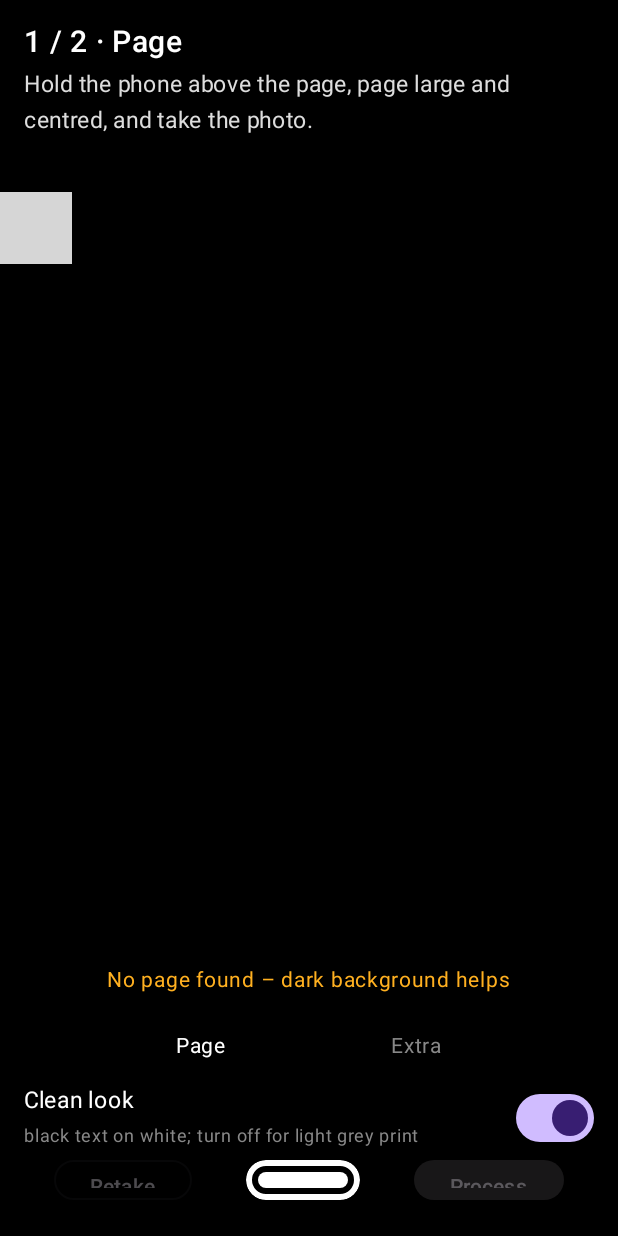
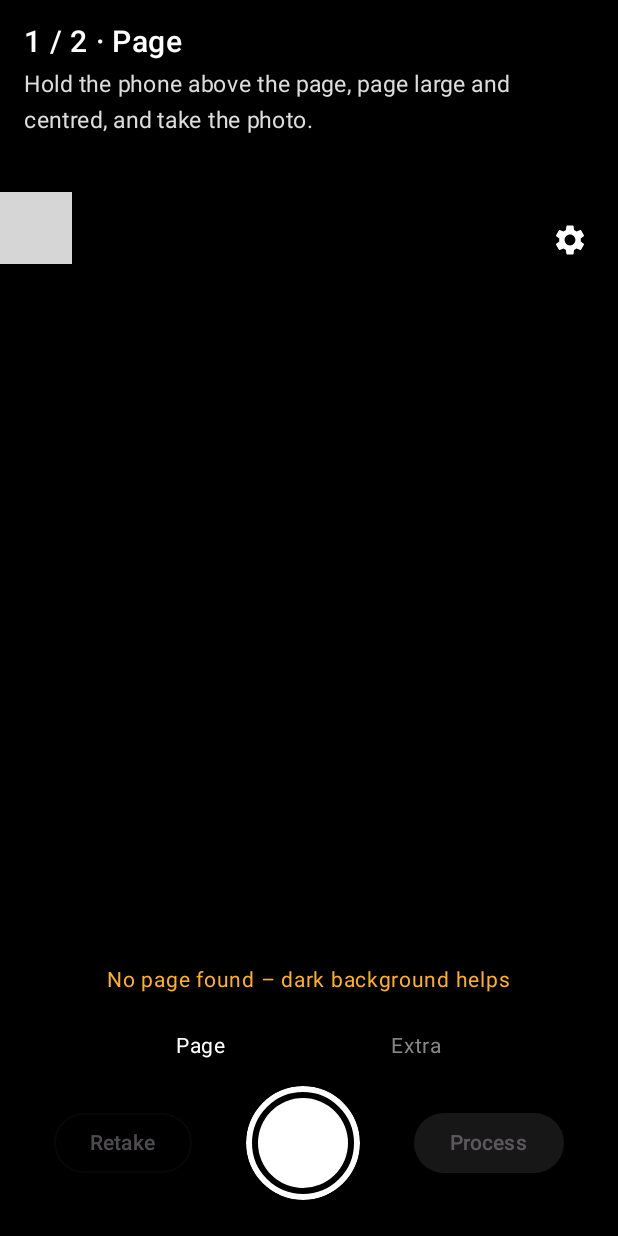
Before and after one commit to mastercake10/Unfold, an Android app built with Jetpack Compose: the screen it shows after launch (MainActivity), on a phone screen of 412 x 824 dp. Run offline under Robolectric (Android 15) with nearby library versions, the phone set to English and light mode, and no system bars; libraries missing offline, so code that uses them is left out: androidx.camera.camera2, androidx.camera.core, androidx.camera.lifecycle, androidx.camera.view; 7 statements that could not run were skipped; grey boxes are pictures that could not be loaded.

Commit message:
App: move the clean look switch into a settings dialog
Gear button on the camera preview opens Settings; the camera screen layout is
back to before the switch.

Co-Authored-By: Claude Opus 5.5 <noreply@anthropic.com>

```diff
--- a/android/app/src/main/java/de/spaceio/docscan/CaptureScreen.kt
+++ b/android/app/src/main/java/de/spaceio/docscan/CaptureScreen.kt
@@ -21,7 +21,10 @@ import androidx.compose.foundation.shape.CircleShape
 import androidx.compose.foundation.shape.RoundedCornerShape
 import androidx.compose.material3.Button
 import androidx.compose.material3.OutlinedButton
-import androidx.compose.material3.Switch
+import androidx.compose.material.icons.Icons
+import androidx.compose.material.icons.filled.Settings
+import androidx.compose.material3.Icon
+import androidx.compose.material3.IconButton
 import androidx.compose.material3.Text
 import androidx.compose.runtime.Composable
 import androidx.compose.runtime.DisposableEffect
@@ -65,6 +68,8 @@ fun CaptureScreen(model: ScanModel) {
     val rig = remember { CameraRig(context) }
     var quad by remember { mutableStateOf<FloatArray?>(null) }
     var busy by remember { mutableStateOf(false) }
+    var settings by remember { mutableStateOf(false) }
+    if (settings) SettingsDialog(model) { settings = false }
     val previewView = remember {
         PreviewView(context).apply { scaleType = PreviewView.ScaleType.FILL_CENTER }
     }
@@ -114,6 +119,12 @@ fun CaptureScreen(model: ScanModel) {
                 modifier = Modifier.align(Alignment.BottomCenter).padding(8.dp)
                     .background(Color(0x99000000), RoundedCornerShape(6.dp)).padding(8.dp, 4.dp),
             )
+            IconButton(
+                onClick = { settings = true }, enabled = !busy,
+                modifier = Modifier.align(Alignment.TopEnd).padding(8.dp).background(Color(0x99000000), CircleShape),
+            ) {
+                Icon(Icons.Filled.Settings, contentDescription = "Settings", tint = Color.White)
+            }
         }
         Row(Modifier.fillMaxWidth().padding(8.dp), horizontalArrangement = Arrangement.SpaceEvenly) {
             STEPS.forEachIndexed { i, (name, _) ->
@@ -142,16 +153,6 @@ fun CaptureScreen(model: ScanModel) {
         }
         Spacer(Modifier.weight(1f))
         Row(
-            Modifier.fillMaxWidth().padding(horizontal = 16.dp, vertical = 4.dp),
-            verticalAlignment = Alignment.CenterVertically,
-        ) {
-            Column(Modifier.weight(1f)) {
-                Text("Clean look", color = Color.White, fontSize = 15.sp)
-                Text("black text on white; turn off for light grey print", color = Color.Gray, fontSize = 12.sp)
-            }
-            Switch(checked = model.docTone, onCheckedChange = { model.changeDocTone(it) })
-        }
-        Row(
             Modifier.fillMaxWidth().padding(bottom = 24.dp),
             horizontalArrangement = Arrangement.SpaceEvenly, verticalAlignment = Alignment.CenterVertically,
         ) {
```
Also changed, not shown: android/app/src/main/java/de/spaceio/docscan/Settings.kt (added, +49 -0 lines), 1 other file.
